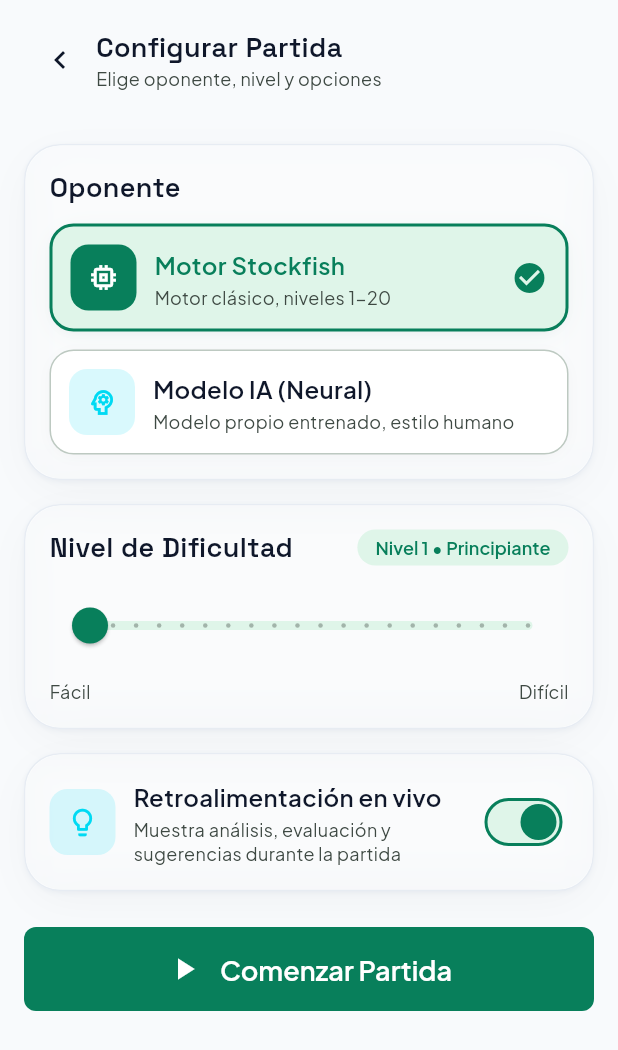
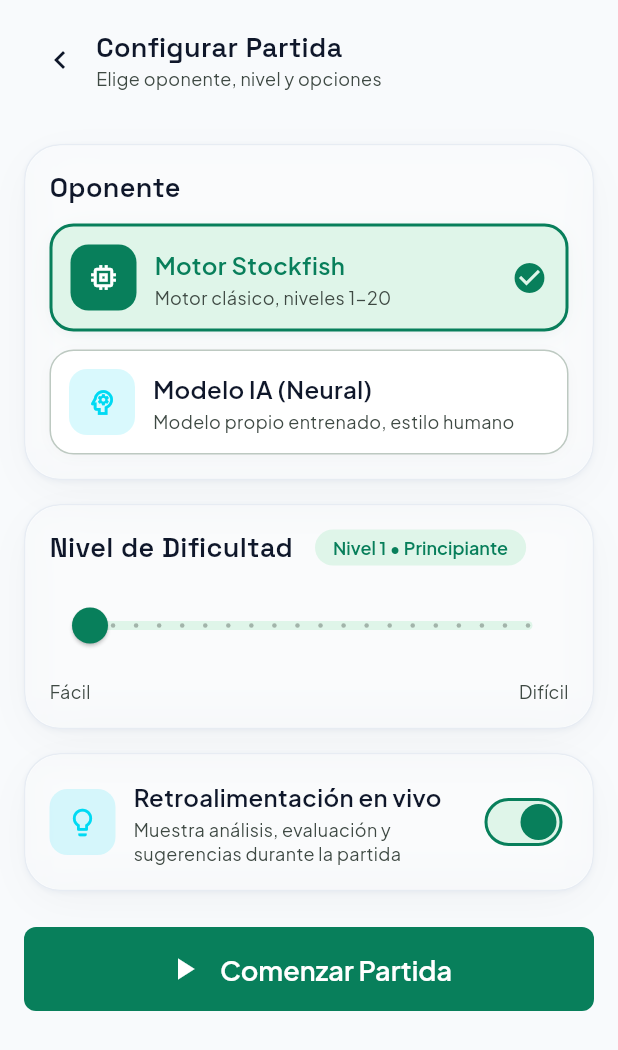
Before and after one commit to larzekao9/Brazo-Rob-tico-con-Inteligencia-Artificial-para-el-Aprendizaje-del-Ajedrez, a Flutter app: the ConfigScreen screen opened by its route, on a phone screen of 412 x 824 dp. Shown: the top 1050 px of the screen. Run offline on Flutter 3.47's test engine with Material 3 defaults, Android fonts, the phone set to English and light mode, and no system bars; our stand-ins replace dio, fl_chart, flutter_secure_storage, go_router, google_fonts, google_sign_in and 1 more; accounts and stored records are empty.

Commit message:
ejoraras en la app

```diff
--- a/app_movil/lib/screens/config_screen.dart
+++ b/app_movil/lib/screens/config_screen.dart
@@ -311,13 +311,16 @@
         crossAxisAlignment: CrossAxisAlignment.start,
         children: [
           Row(
-            mainAxisAlignment: MainAxisAlignment.spaceBetween,
             children: [
-              Text(
+              Expanded(
+                child: Text(
                   'Nivel de Dificultad',
                   style: AppTextStyles.headlineSm.copyWith(color: AppColors.onSurface),
                 ),
-              Container(
+              ),
+              const SizedBox(width: AppSpacing.spaceSm),
+              Flexible(
+                child: Container(
                   padding: const EdgeInsets.symmetric(
                     horizontal: AppSpacing.spaceMd,
                     vertical: AppSpacing.spaceXs,
@@ -326,9 +329,13 @@
                     color: AppColors.primaryContainer,
                     borderRadius: AppRadius.radiusFull,
                   ),
+                  child: FittedBox(
+                    fit: BoxFit.scaleDown,
                     child: Text(
                       'Nivel $level • ${_levelLabel(level)}',
                       style: AppTextStyles.labelMd.copyWith(color: AppColors.primary),
+                    ),
+                  ),
                 ),
               ),
             ],
```
Also changed, not shown: 1 other file. Lines whose indentation alone changed are shown as unchanged.
